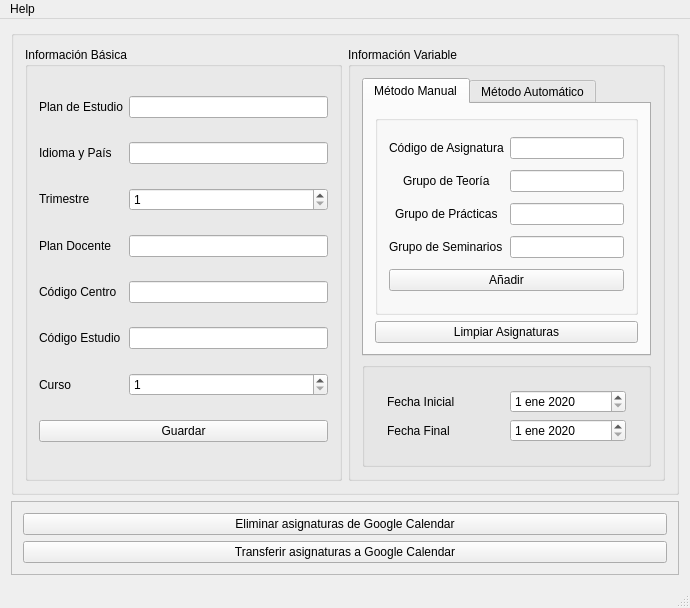
Qt form res/GUI/MainWindow.ui (Sklyvan/ScrapingUPF) before a commit.
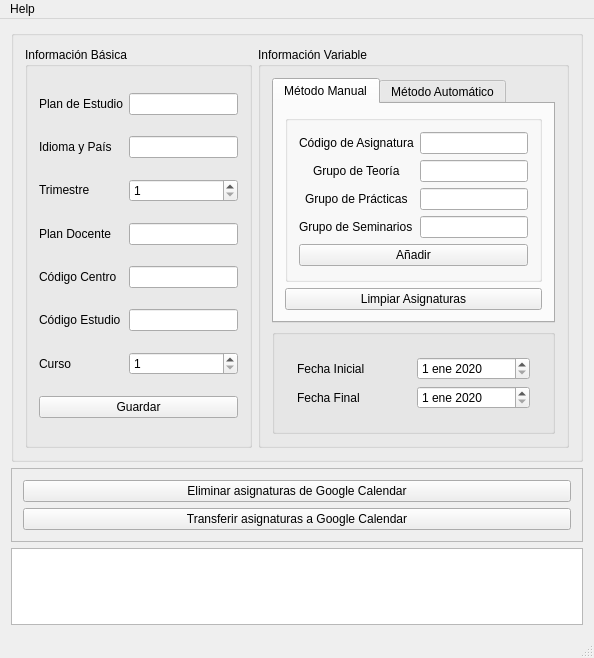
The same form after that commit.

```diff
--- a/res/GUI/MainWindow.ui
+++ b/res/GUI/MainWindow.ui
@@ -6,8 +6,8 @@
    <rect>
     <x>0</x>
     <y>0</y>
-    <width>690</width>
-    <height>608</height>
+    <width>594</width>
+    <height>658</height>
    </rect>
   </property>
   <property name="windowTitle">
@@ -18,6 +18,16 @@
   </property>
   <widget class="QWidget" name="mainWindow">
    <layout class="QGridLayout" name="gridLayout_3">
+    <item row="3" column="0">
+     <widget class="QPlainTextEdit" name="plainTextEdit">
+      <property name="readOnly">
+       <bool>true</bool>
+      </property>
+      <property name="plainText">
+       <string/>
+      </property>
+     </widget>
+    </item>
     <item row="0" column="0">
      <widget class="QGroupBox" name="basicInformationBox">
       <layout class="QHBoxLayout" name="horizontalLayout">
@@ -366,7 +376,7 @@
     <rect>
      <x>0</x>
      <y>0</y>
-     <width>690</width>
+     <width>594</width>
      <height>22</height>
     </rect>
    </property>
```
